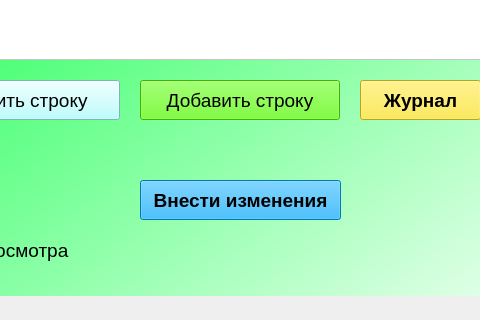
The window that simple_design.ui (EfimTishkovski/Draw_storage) describes before a commit, drawn with Qt 5; both pictures show x 270 to 750 and y 480 to 800 of the 1100 by 800 pixel window.
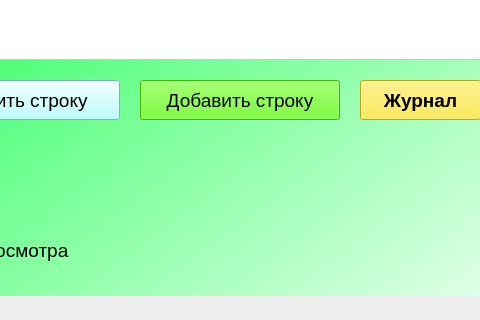
The same window after the commit. Icons and pictures are not drawn.

Commit message: добавлены пункты меню "Настройки" и "Помощь". Написано до вызова окна ввода пути.

Diff of the .ui file:
```diff
--- a/simple_design.ui
+++ b/simple_design.ui
@@ -150,30 +150,6 @@
      <string>Таблицы базы</string>
     </property>
    </widget>
-   <widget class="QPushButton" name="change_button">
-    <property name="geometry">
-     <rect>
-      <x>410</x>
-      <y>660</y>
-      <width>201</width>
-      <height>40</height>
-     </rect>
-    </property>
-    <property name="font">
-     <font>
-      <pointsize>14</pointsize>
-      <weight>75</weight>
-      <bold>true</bold>
-     </font>
-    </property>
-    <property name="styleSheet">
-     <string notr="true">background-color: rgb(255, 255, 0);
-background-color: rgb(0, 170, 255);</string>
-    </property>
-    <property name="text">
-     <string>Внести изменения</string>
-    </property>
-   </widget>
    <widget class="QLabel" name="change_signal_label">
     <property name="geometry">
      <rect>
```
The commit also changes 4 other files.
